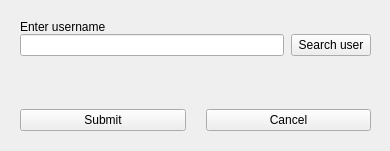
Above: Client/adduserwidget.ui from emanuelemanciuria96/CollaborativePad_ClientServerSystem before the change. Below: the same form after it.
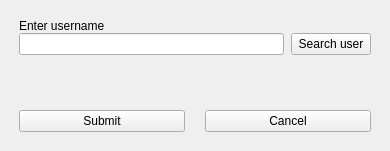
That is the form after the change.

Patch:
```diff
--- a/Client/adduserwidget.ui
+++ b/Client/adduserwidget.ui
@@ -13,24 +13,9 @@
   <property name="windowTitle">
    <string>AddUserWidget</string>
   </property>
-  <widget class="QWidget" name="centralwidget" native="true">
-   <property name="geometry">
-    <rect>
-     <x>0</x>
-     <y>0</y>
-     <width>391</width>
-     <height>181</height>
-    </rect>
-   </property>
-   <widget class="QWidget" name="verticalLayoutWidget">
-    <property name="geometry">
-     <rect>
-      <x>10</x>
-      <y>10</y>
-      <width>371</width>
-      <height>131</height>
-     </rect>
-    </property>
+  <widget class="QWidget" name="centralwidget">
+   <layout class="QVBoxLayout" name="verticalLayout_2">
+    <item>
     <layout class="QVBoxLayout" name="verticalLayout">
      <property name="spacing">
       <number>0</number>
@@ -125,7 +110,8 @@
       </layout>
      </item>
     </layout>
-   </widget>
+    </item>
+   </layout>
   </widget>
  </widget>
  <resources/>
```
Lines whose indentation alone changed are shown as unchanged.
